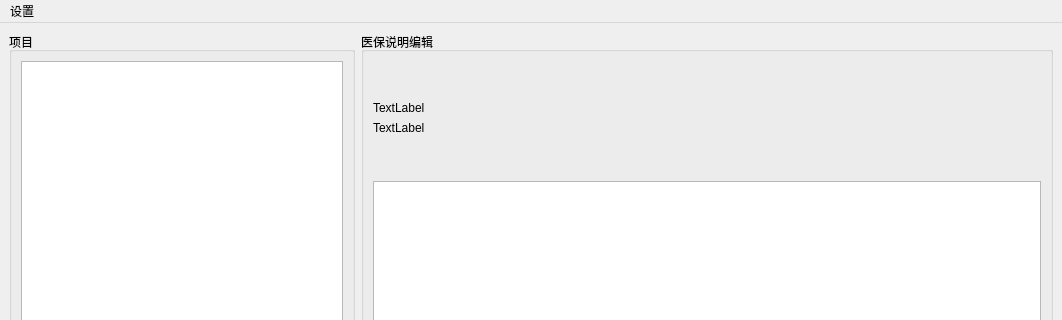
Above: main.ui from mawang98/med_help before the change; both pictures show x 0 to 1062 and y 0 to 320 of the 1062 by 609 pixel window. Below: the same form after it.
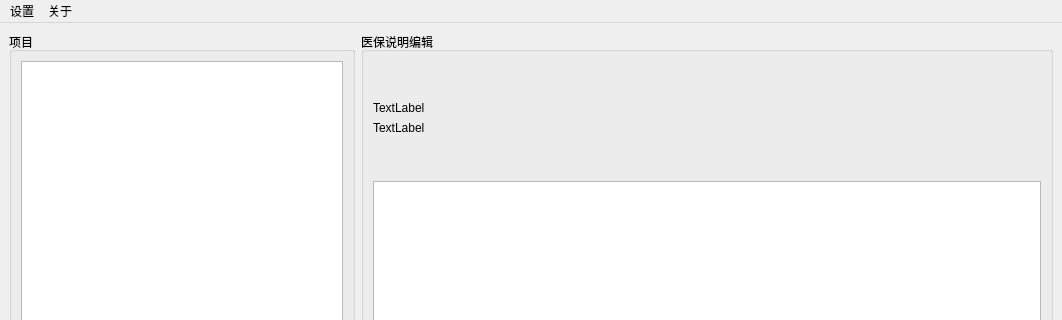
That is the form after the change.

What changed in the file:
```diff
--- a/main.ui
+++ b/main.ui
@@ -158,7 +158,14 @@
     </property>
     <addaction name="action"/>
    </widget>
+   <widget class="QMenu" name="menu_2">
+    <property name="title">
+     <string>关于</string>
+    </property>
+    <addaction name="action_2"/>
+   </widget>
    <addaction name="menu"/>
+   <addaction name="menu_2"/>
   </widget>
   <widget class="QStatusBar" name="statusbar"/>
   <action name="action">
```
Left out of the diff: 7 changed lines with no effect on the pictures.
